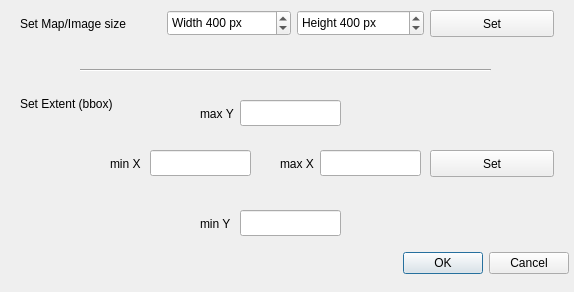
The window that src/simplesvg/mapsizer/Ui_MapSizer.ui (rduivenvoorde/simplesvg) describes before a commit, drawn with Qt 5.
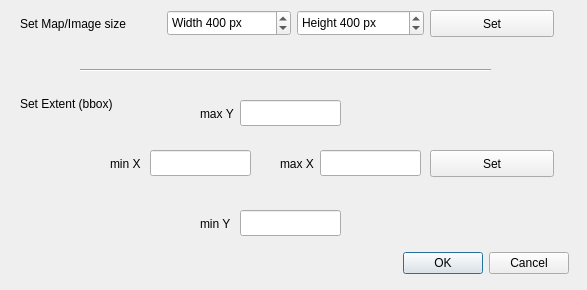
The same window after the commit.

```diff
--- a/src/simplesvg/mapsizer/Ui_MapSizer.ui
+++ b/src/simplesvg/mapsizer/Ui_MapSizer.ui
@@ -9,8 +9,8 @@
    <rect>
     <x>0</x>
     <y>0</y>
-    <width>574</width>
-    <height>292</height>
+    <width>587</width>
+    <height>290</height>
    </rect>
   </property>
   <property name="windowTitle">
```
